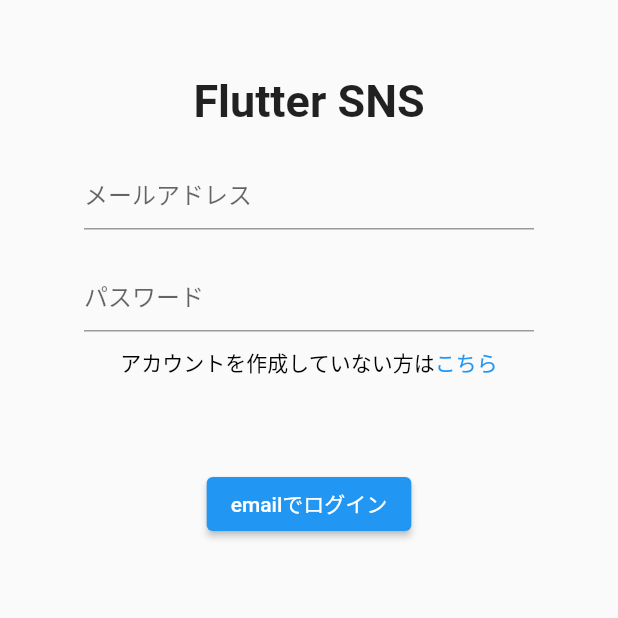
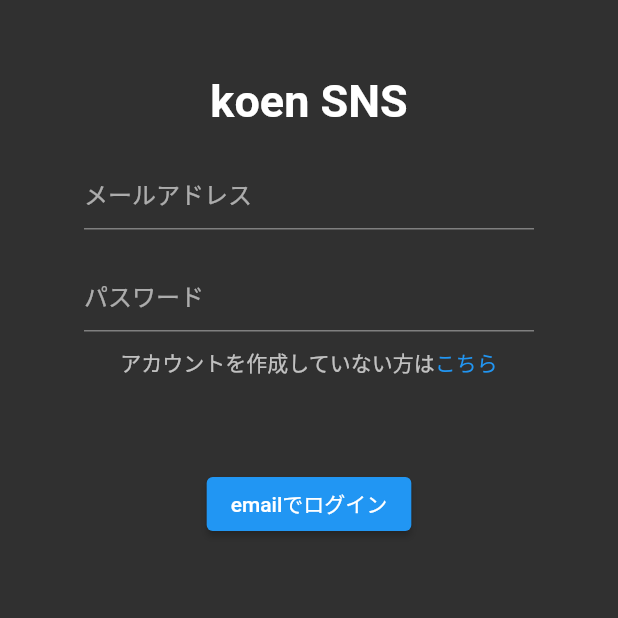
Before and after one commit to daikimatsuda/flutter-app, a Flutter app: the screen it shows after launch, on a phone screen of 412 x 824 dp, the top half of it. Run offline on Flutter 3.47's test engine with Material 2 defaults, Android fonts, the phone set to English and light mode, and no system bars; our stand-ins replace cloud_firestore, firebase_auth, firebase_core, firebase_storage, image_picker; accounts and stored records are empty.

Commit message:
キーボード入力のバグ対応＆UIダークモード化

```diff
--- a/lib/main.dart
+++ b/lib/main.dart
@@ -19,7 +19,9 @@ class MyApp extends StatelessWidget {
       debugShowCheckedModeBanner: false,
       title: 'Flutter Demo',
       theme: ThemeData(
-        primarySwatch: Colors.blue,
+        brightness: Brightness.dark,
+        primaryColor: Colors.lightBlue[800],
+        // primarySwatch: Colors.blue,
       ),
       home: const LoginPage(),
     );
--- a/lib/view/start_up/login_page.dart
+++ b/lib/view/start_up/login_page.dart
@@ -24,10 +24,11 @@ class _LoginPageState extends State<LoginPage> {
       body: SafeArea(
         child: Container(
           width: double.infinity,
+          child: SingleChildScrollView(
             child: Column(
               children: [
                 const SizedBox(height: 50,),
-              const Text('Flutter SNS', style: TextStyle(fontSize: 30,fontWeight: FontWeight.bold),),
+                const Text('koen SNS', style: TextStyle(fontSize: 30,fontWeight: FontWeight.bold),),
                 Padding(
                   padding: const EdgeInsets.symmetric(vertical: 20.0),
                   child: Container(
@@ -52,13 +53,13 @@ class _LoginPageState extends State<LoginPage> {
                 const SizedBox(height: 10),
                 RichText(
                   text: TextSpan(
-                  style: const TextStyle(color: Colors.black),
+                    style: const TextStyle(color: Colors.white70),
                     children: [
                       const TextSpan(text: 'アカウントを作成していない方は'),
                       TextSpan(text: 'こちら',
                         style: const TextStyle(color: Colors.blue),
                         recognizer: TapGestureRecognizer()..onTap = () {
-                        Navigator.push(context, MaterialPageRoute(builder: (context) => CreateAccountPage()));
+                          Navigator.push(context, MaterialPageRoute(builder: (context) => const CreateAccountPage()));
                         }
                       ),
                     ]
@@ -85,6 +86,7 @@ class _LoginPageState extends State<LoginPage> {
             ),
           ),
         ),
+      ),
     );
   }
 }
```
Lines whose indentation alone changed are shown as unchanged.
